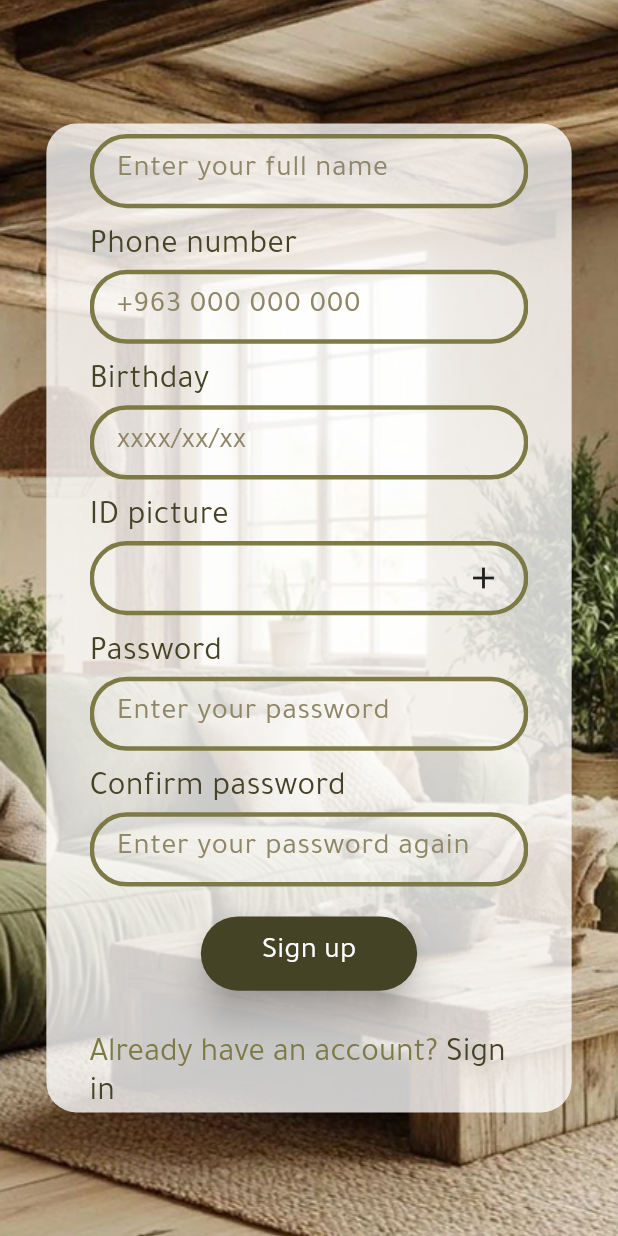
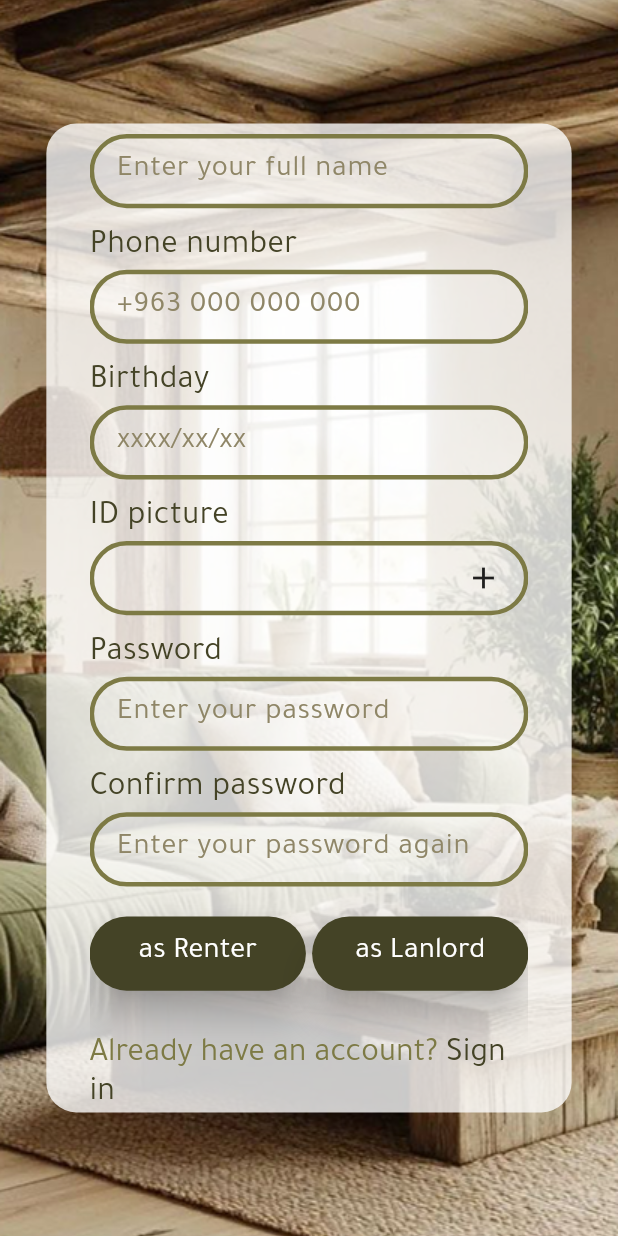
Before and after one commit to sarahZiadah/homie, a Flutter app: the SignUp screen opened by its route, scrolled down 263 dp, on a phone screen of 412 x 824 dp. Run offline on Flutter 3.47's test engine with Material 3 defaults, Android fonts, the phone set to English and light mode, and no system bars; our stand-ins replace flutter_riverpod.

Commit message:
made a custom button

```diff
--- a/lib/view/pages/sign_in.dart
+++ b/lib/view/pages/sign_in.dart
@@ -1,5 +1,6 @@
 import 'package:flutter/material.dart';
 import 'package:homie/view/pages/sign_up.dart';
+import 'package:homie/view/widget/custom_button.dart';
 import 'package:homie/view/widget/labeled_input_box.dart';
 
 class SignIn extends StatelessWidget {
@@ -55,28 +56,7 @@ class SignIn extends StatelessWidget {
                     hint: "Enter your password",
                   ),
                   SizedBox(height: 20),
-                  Align(
-                    alignment: Alignment.center,
-                    child: SizedBox(
-                      width: size.width*0.35,
-                      height: size.height*0.06,
-                      child: ElevatedButton(
-                        onPressed: (){},
-                        style: ElevatedButton.styleFrom(
-                          backgroundColor: Color(0xff444326),
-                          elevation: 10,
-                        ),
-                        child: Text(
-                          "Sign in",
-                          style: TextStyle(
-                            color: Colors.white,
-                            fontFamily: "Tajawal",
-                            fontSize: 20,
-                          ),
-                        )
-                        ),
-                    ),
-                  ),
+                  CustomButton(name: "Sign in"),
                   SizedBox(height: 30),
                   GestureDetector(
                     onTap: () {
--- a/lib/view/pages/sign_up.dart
+++ b/lib/view/pages/sign_up.dart
@@ -1,4 +1,5 @@
 import 'package:flutter/material.dart';
+import 'package:homie/view/widget/custom_button.dart';
 import 'package:homie/view/widget/labeled_input_box.dart';
 
 class SignUp extends StatelessWidget {
@@ -122,27 +123,12 @@ class SignUp extends StatelessWidget {
                     hint: "Enter your password again",
                   ),
                   SizedBox(height: 20),
-                  Align(
-                    alignment: Alignment.center,
-                    child: SizedBox(
-                      width: size.width * 0.35,
-                      height: size.height * 0.06,
-                      child: ElevatedButton(
-                        onPressed: () {},
-                        style: ElevatedButton.styleFrom(
-                          backgroundColor: Color(0xff444326),
-                          elevation: 10,
-                        ),
-                        child: Text(
-                          "Sign up",
-                          style: TextStyle(
-                            color: Colors.white,
-                            fontFamily: "Tajawal",
-                            fontSize: 20,
-                          ),
-                        ),
-                      ),
-                    ),
+                  Row(
+                    mainAxisAlignment: MainAxisAlignment.spaceBetween,
+                    children: [
+                      CustomButton(name: "as Renter"),
+                      CustomButton(name: "as Lanlord"),
+                    ],
                   ),
                   SizedBox(height: 30),
                   GestureDetector(
--- /dev/null
+++ b/lib/view/widget/custom_button.dart
@@ -0,0 +1,34 @@
+import 'package:flutter/material.dart';
+
+class CustomButton extends StatelessWidget {
+  CustomButton({super.key, required this.name});
+  String? name;
+
+  @override
+  Widget build(BuildContext context) {
+    final size = MediaQuery.of(context).size;
+
+    return Align(
+      alignment: Alignment.center,
+      child: SizedBox(
+        width: size.width * 0.35,
+        height: size.height * 0.06,
+        child: ElevatedButton(
+          onPressed: () {},
+          style: ElevatedButton.styleFrom(
+            backgroundColor: Color(0xff444326),
+            elevation: 10,
+          ),
+          child: Text(
+            name!,
+            style: TextStyle(
+              color: Colors.white,
+              fontFamily: "Tajawal",
+              fontSize: 20,
+            ),
+          ),
+        ),
+      ),
+    );
+  }
+}
```
